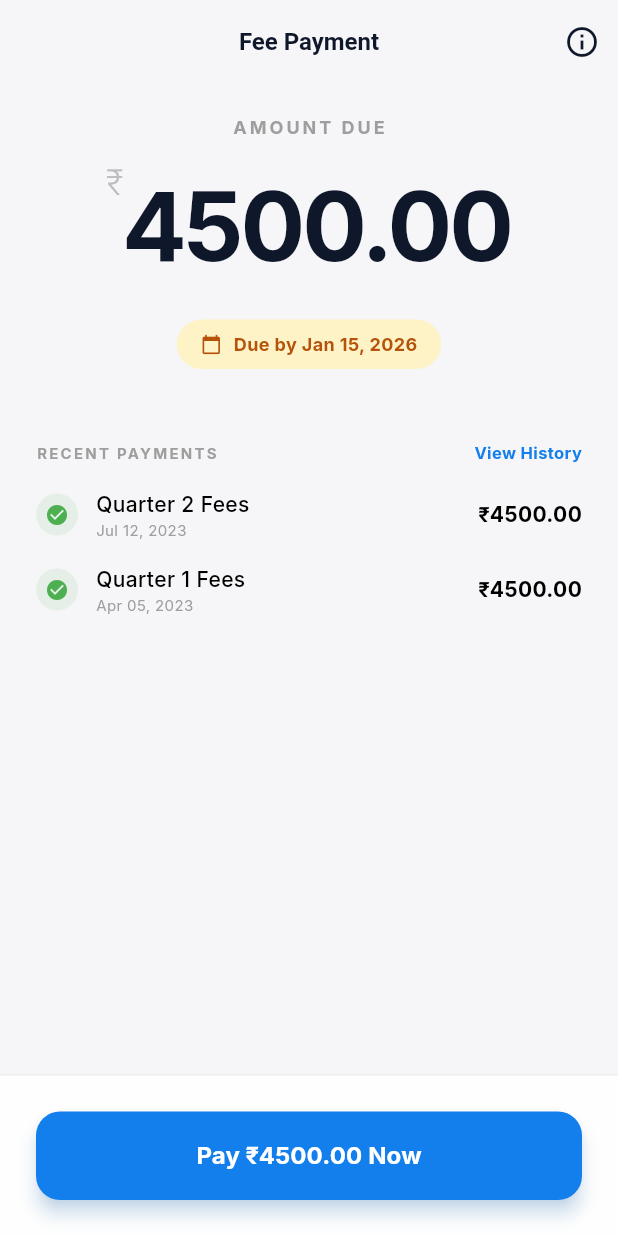
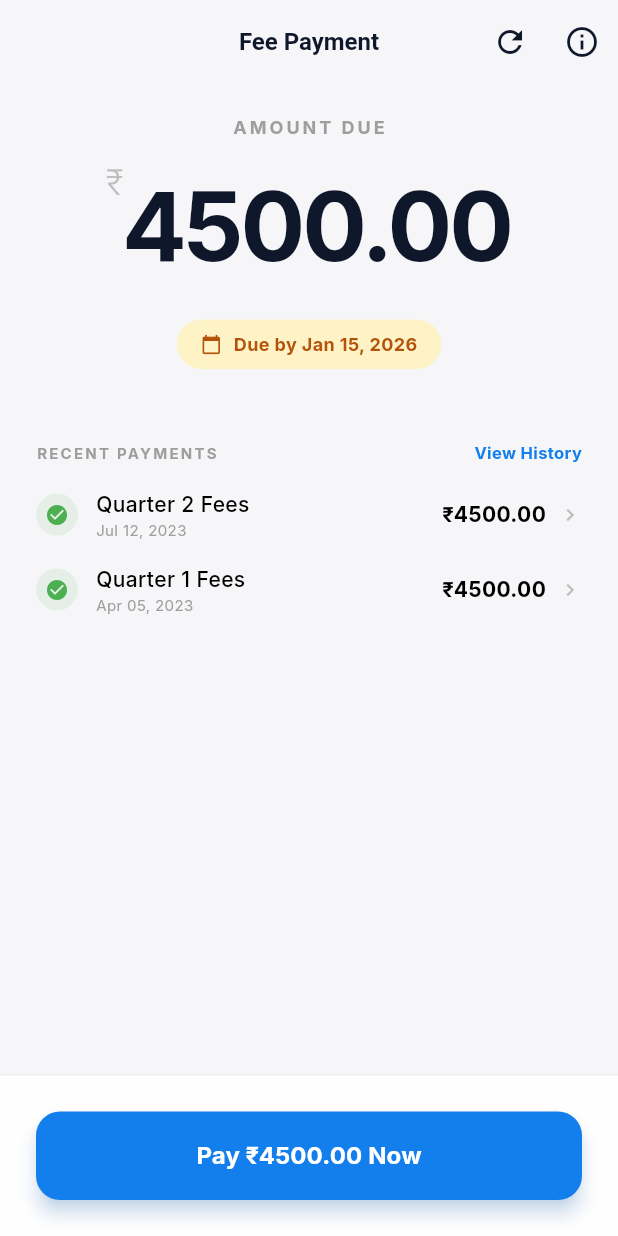
Before and after one commit to JohanJomy/Bus-Management-System, a Flutter app: the FeePaymentScreen screen opened by its route, on a phone screen of 412 x 824 dp. Run offline on Flutter 3.47's test engine with Material 3 defaults, Android fonts, the phone set to English and light mode, and no system bars; our stand-ins replace firebase_core, firebase_database, flutter_map, geolocator, google_fonts, latlong2; missing offline and left inert: razorpay_web; accounts and stored records are empty.

Commit message:
fee payment page fixed

```diff
--- a/bms_student/lib/student/fee_payment_screen.dart
+++ b/bms_student/lib/student/fee_payment_screen.dart
@@ -1,5 +1,7 @@
 import 'package:flutter/material.dart';
-import 'package:razorpay_flutter/razorpay_flutter.dart';
+import 'package:razorpay_web/razorpay_web.dart';
+import 'package:bms_student/student/screens/payment_receipt_screen.dart';
+import 'package:intl/intl.dart';
 
 class FeePaymentScreen extends StatefulWidget {
   const FeePaymentScreen({super.key});
@@ -10,6 +12,11 @@ class FeePaymentScreen extends StatefulWidget {
 
 class _FeePaymentScreenState extends State<FeePaymentScreen> {
   late Razorpay _razorpay;
+  double _amountDue = 4500.00;
+  final List<Map<String, String>> _paymentHistory = [
+    {'title': 'Quarter 2 Fees', 'date': 'Jul 12, 2023', 'amount': '₹4500.00'},
+    {'title': 'Quarter 1 Fees', 'date': 'Apr 05, 2023', 'amount': '₹4500.00'},
+  ];
 
   @override
   void initState() {
@@ -27,8 +34,33 @@ class _FeePaymentScreenState extends State<FeePaymentScreen> {
   }
 
   void _handlePaymentSuccess(PaymentSuccessResponse response) {
+    if (_amountDue <= 0.0) return;
+
+    final paymentId = response.paymentId ?? 'N/A';
+    final date = DateFormat('MMM dd, yyyy').format(DateTime.now());
+
+    final paymentDetails = {
+      'title': 'Quarter 3 Fees',
+      'date': date,
+      'amount': '₹4500.00',
+      'paymentId': paymentId,
+    };
+
+    setState(() {
+      _amountDue = 0.00;
+      _paymentHistory.insert(0, paymentDetails);
+    });
+
+    // Navigate naturally after state update
+    Navigator.push(
+      context,
+      MaterialPageRoute(
+        builder: (context) => PaymentReceiptScreen(paymentDetails: paymentDetails),
+      ),
+    );
+
     ScaffoldMessenger.of(context).showSnackBar(
-      SnackBar(content: Text('Payment Successful! Payment ID: ${response.paymentId}')),
+      SnackBar(content: Text('Payment Successful! Payment ID: $paymentId')),
     );
   }
 
@@ -44,10 +76,24 @@ class _FeePaymentScreenState extends State<FeePaymentScreen> {
     );
   }
 
+  void _resetPayment() {
+    setState(() {
+      _amountDue = 4500.00;
+      // Remove the latest entry if it matches the one we add on success
+      if (_paymentHistory.isNotEmpty && _paymentHistory.first['title'] == 'Quarter 3 Fees') {
+        _paymentHistory.removeAt(0);
+      }
+    });
+
+    ScaffoldMessenger.of(context).showSnackBar(
+      const SnackBar(content: Text('Payment Reset for Testing')),
+    );
+  }
+
   void _openRazorpay() {
     var options = {
       'key': 'rzp_test_SKJarDIhvjFJgi',
-      'amount': 450000,
+      'amount': (_amountDue * 100).toInt(),
       'name': 'Bus Management System',
       'description': 'Fee Payment',
       'prefill': {
@@ -60,7 +106,7 @@ class _FeePaymentScreenState extends State<FeePaymentScreen> {
     };
 
     try {
-      _razorpay.open(options);
+      _razorpay.open(options, context: context);
     } catch (e) {
       ScaffoldMessenger.of(context).showSnackBar(
         SnackBar(content: Text('Error: $e')),
@@ -85,6 +131,11 @@ class _FeePaymentScreenState extends State<FeePaymentScreen> {
           style: TextStyle(color: textColor, fontSize: 16, fontWeight: FontWeight.w600),
         ),
         actions: [
+          IconButton(
+            icon: const Icon(Icons.refresh), // Reset button for testing
+            tooltip: 'Reset Payment',
+            onPressed: _resetPayment,
+          ),
           IconButton(
             icon: const Icon(Icons.info_outline),
             onPressed: () => Navigator.pushNamed(context, '/restricted'),
@@ -124,7 +175,7 @@ class _FeePaymentScreenState extends State<FeePaymentScreen> {
                             ),
                           ),
                           Text(
-                            '4500.00',
+                            _amountDue.toStringAsFixed(2),
                             style: TextStyle(
                               color: textColor,
                               fontSize: 64,
@@ -135,6 +186,7 @@ class _FeePaymentScreenState extends State<FeePaymentScreen> {
                         ],
                       ),
                       const SizedBox(height: 16),
+                      if (_amountDue > 0)
                         Container(
                           padding: const EdgeInsets.symmetric(horizontal: 16, vertical: 8),
                           decoration: BoxDecoration(
@@ -154,6 +206,33 @@ class _FeePaymentScreenState extends State<FeePaymentScreen> {
                                 'Due by Jan 15, 2026',
                                 style: TextStyle(
                                   color: isDark ? const Color(0xFFFBBF24) : const Color(0xFFB45309),
+                                  fontSize: 12,
+                                  fontWeight: FontWeight.bold,
+                                ),
+                              ),
+                            ],
+                          ),
+                        )
+                      else
+                        Container(
+                          padding: const EdgeInsets.symmetric(horizontal: 16, vertical: 8),
+                          decoration: BoxDecoration(
+                            color: Colors.green.withOpacity(0.1),
+                            borderRadius: BorderRadius.circular(20),
+                          ),
+                          child: Row(
+                            mainAxisSize: MainAxisSize.min,
+                            children: [
+                              Icon(
+                                Icons.check_circle,
+                                size: 14,
+                                color: Colors.green,
+                              ),
+                              const SizedBox(width: 8),
+                              Text(
+                                'All Dues Paid',
+                                style: TextStyle(
+                                  color: Colors.green,
                                   fontSize: 12,
                                   fontWeight: FontWeight.bold,
                                 ),
@@ -190,9 +269,18 @@ class _FeePaymentScreenState extends State<FeePaymentScreen> {
                   ],
                 ),
                 const SizedBox(height: 16),
-                _buildHistoryItem(context, 'Quarter 2 Fees', 'Jul 12, 2023', '₹4500.00'),
-                const SizedBox(height: 16),
-                _buildHistoryItem(context, 'Quarter 1 Fees', 'Apr 05, 2023', '₹4500.00'),
+                ..._paymentHistory.map((payment) {
+                  return Padding(
+                    padding: const EdgeInsets.only(bottom: 16),
+                    child: _buildHistoryItem(
+                      context,
+                      payment['title']!,
+                      payment['date']!,
+                      payment['amount']!,
+                      payment,
+                    ),
+                  );
+                }),
 
                 const SizedBox(height: 120),
               ],
@@ -213,18 +301,19 @@ class _FeePaymentScreenState extends State<FeePaymentScreen> {
                 ),
                 child: SafeArea(
                   child: ElevatedButton(
-                    onPressed: _openRazorpay,
+                    onPressed: _amountDue > 0 ? _openRazorpay : null,
                     style: ElevatedButton.styleFrom(
                       backgroundColor: const Color(0xFF137FEC),
+                      disabledBackgroundColor: Colors.grey,
                       foregroundColor: Colors.white,
                       padding: const EdgeInsets.symmetric(vertical: 18),
                       shape: RoundedRectangleBorder(borderRadius: BorderRadius.circular(16)),
-                      elevation: 5,
+                      elevation: _amountDue > 0 ? 5 : 0,
                       shadowColor: const Color(0xFF137FEC).withOpacity(0.4),
                     ),
-                    child: const Text(
-                      'Pay ₹4500.00 Now',
-                      style: TextStyle(fontSize: 16, fontWeight: FontWeight.bold),
+                    child: Text(
+                      _amountDue > 0 ? 'Pay ₹${_amountDue.toStringAsFixed(2)} Now' : 'Paid',
+                      style: const TextStyle(fontSize: 16, fontWeight: FontWeight.bold),
                     ),
                   ),
                 ),
@@ -236,9 +325,20 @@ class _FeePaymentScreenState extends State<FeePaymentScreen> {
     );
   }
 
-  Widget _buildHistoryItem(BuildContext context, String title, String date, String amount) {
+  void _navigateToReceipt(Map<String, dynamic> payment) {
+    Navigator.push(
+      context,
+      MaterialPageRoute(
+        builder: (context) => PaymentReceiptScreen(paymentDetails: payment),
+      ),
+    );
+  }
+
+  Widget _buildHistoryItem(BuildContext context, String title, String date, String amount, Map<String, dynamic> payment) {
     final isDark = Theme.of(context).brightness == Brightness.dark;
-    return Row(
+    return InkWell(
+      onTap: () => _navigateToReceipt(payment),
+      child: Row(
         children: [
           Container(
             padding: const EdgeInsets.all(6),
@@ -272,7 +372,10 @@ class _FeePaymentScreenState extends State<FeePaymentScreen> {
               fontSize: 14,
             ),
           ),
+          const SizedBox(width: 8),
+          Icon(Icons.chevron_right, size: 16, color: Colors.grey[400]),
         ],
+      ),
     );
   }
 }
--- a/bms_student/pubspec.yaml
+++ b/bms_student/pubspec.yaml
@@ -39,7 +39,7 @@ dependencies:
   flutter_map: ^7.0.2
   latlong2: ^0.9.1
   geolocator: ^13.0.2
-  razorpay_flutter: ^1.3.6
+  razorpay_web: ^3.1.3
 
 dev_dependencies:
   flutter_test:
```
Also changed, not shown: bms_student/lib/student/screens/payment_receipt_screen.dart (added, +148 -0 lines), bms_student/pubspec.lock, 9 other files. Lines whose indentation alone changed are shown as unchanged.
